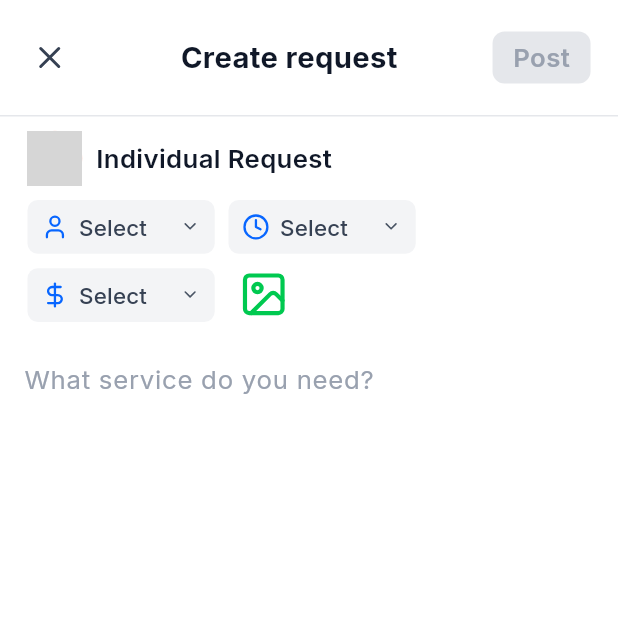
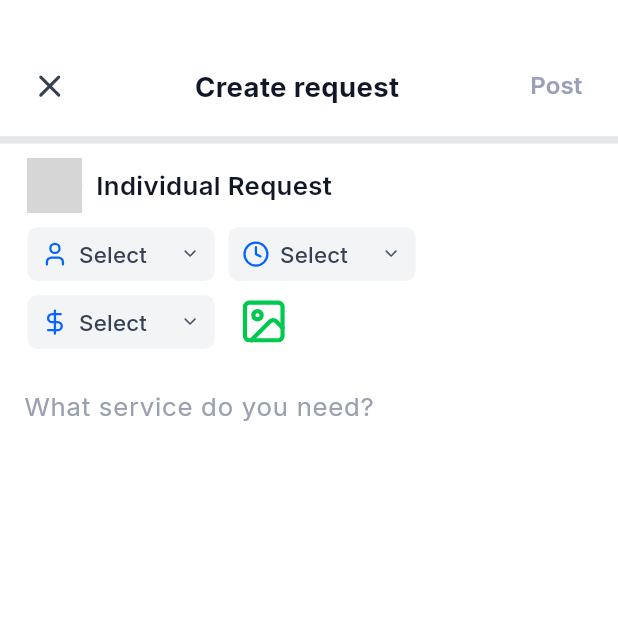
Before and after one commit to sohel10h/any-service-app, a Flutter app: the ServiceRequestModal screen opened directly, on a phone screen of 412 x 824 dp, the top half of it. Run offline on Flutter 3.47's test engine with Material 3 defaults, Android fonts, the phone set to English and light mode, and no system bars; drawn by our look-alikes of cached_network_image, dropdown_button2; our stand-ins replace device_preview, dio, firebase_core, flutter_screenutil, flutter_svg, form_field_validator and 4 more; missing offline and left inert: flutter_intl_phone_field; accounts and stored records are empty; network calls fail; grey boxes are pictures that could not be loaded.

Commit message:
Modify :zap: service request modal designs

```diff
--- a/lib/view/widgets/home/service_request_modal.dart
+++ b/lib/view/widgets/home/service_request_modal.dart
@@ -26,8 +26,7 @@ class ServiceRequestModal extends GetWidget<HomeController> {
         color: Colors.transparent,
         child: Scaffold(
           backgroundColor: Colors.transparent,
-          body: SafeArea(
-            child: Stack(
+          body: Stack(
             children: [
               GestureDetector(
                 onTap: () => Get.back(),
@@ -47,8 +46,9 @@ class ServiceRequestModal extends GetWidget<HomeController> {
                   ),
                   child: Column(
                     children: [
+                      SizedBox(height: 16.h),
                       _header(),
-                        Divider(color: AppColors.containerE5E7EB, height: 1),
+                      Divider(color: AppColors.containerE5E7EB, height: 0.h, thickness: 5),
                       SingleChildScrollView(
                         child: _body(context),
                       ),
@@ -60,7 +60,6 @@ class ServiceRequestModal extends GetWidget<HomeController> {
           ),
         ),
       ),
-      ),
     );
   }
 
@@ -69,6 +68,7 @@ class ServiceRequestModal extends GetWidget<HomeController> {
       padding: EdgeInsets.symmetric(horizontal: 8.w, vertical: 12.h),
       child: Row(
         mainAxisAlignment: MainAxisAlignment.spaceBetween,
+        crossAxisAlignment: CrossAxisAlignment.center,
         children: [
           IconButton(
             onPressed: () => Get.back(),
@@ -78,29 +78,27 @@ class ServiceRequestModal extends GetWidget<HomeController> {
               height: 21.h,
             ),
           ),
-          Text(
+          Expanded(
+            child: Center(
+              child: Text(
                 "Create request",
                 style: TextStyle(
-              fontSize: 17.sp,
+                  fontSize: 16.sp,
                   color: AppColors.text101828,
                   fontWeight: FontWeight.w700,
                 ),
+                overflow: TextOverflow.ellipsis,
               ),
-          Padding(
-            padding: EdgeInsets.only(right: 8.w),
-            child: Container(
-              padding: EdgeInsets.symmetric(horizontal: 12.w, vertical: 4.h),
-              decoration: BoxDecoration(
-                color: AppColors.containerE5E7EB,
-                borderRadius: BorderRadius.circular(8),
             ),
+          ),
+          TextButton(
+            onPressed: () {},
             child: Text(
               "Post",
               style: TextStyle(
-                  fontSize: 15.sp,
-                  color: AppColors.text99A1AF,
+                fontSize: 14.sp,
+                color: AppColors.text9AA0B8,
                 fontWeight: FontWeight.w600,
-                ),
               ),
             ),
           ),
```
Lines whose indentation alone changed are shown as unchanged.
